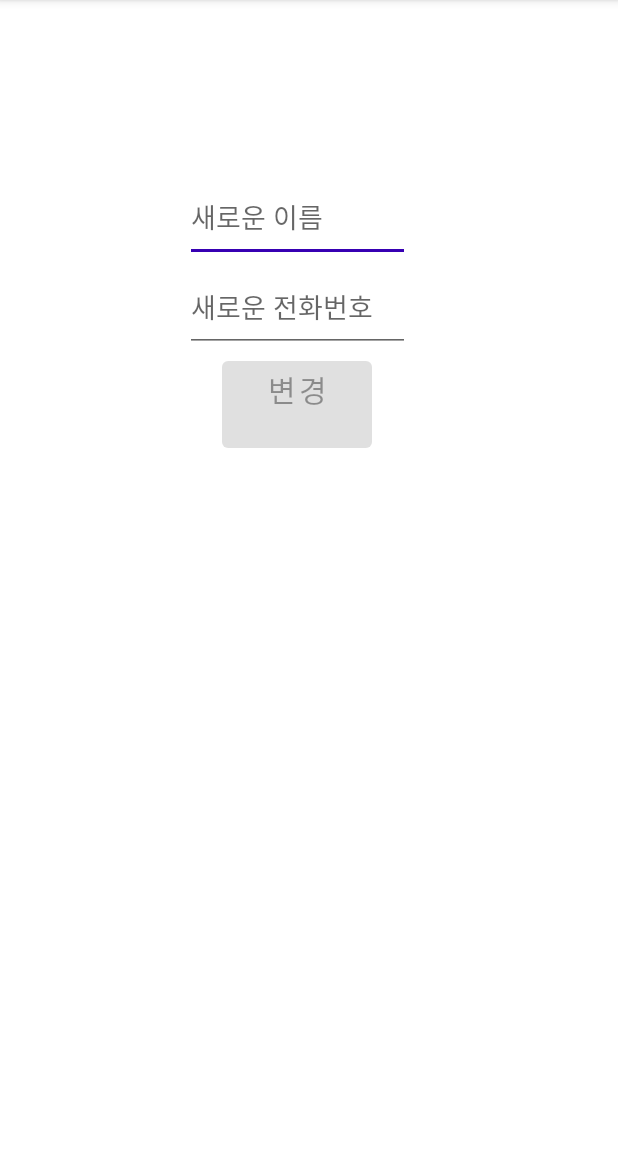
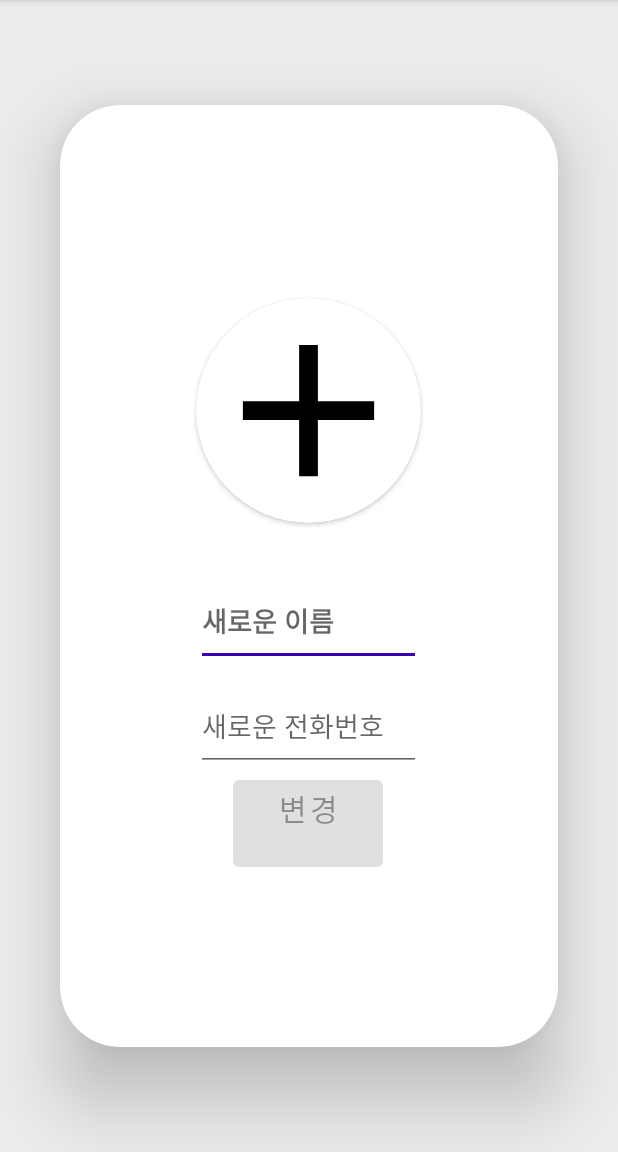
Before and after one commit to MadCamp-1stWeek/androidApp_ThreeBasicScreens, an Android app: the contactEdit screen opened directly, with no data from a screen before it, on a phone screen of 412 x 824 dp, the part 84-1236 px from its top. Run offline under Robolectric (Android 15) with nearby library versions, the phone set to English and light mode, and no system bars.

Commit message:
contact new functions and error corrections

```diff
--- a/app/src/main/java/com/heewoong/threebasicscreens/contactEdit.kt
+++ b/app/src/main/java/com/heewoong/threebasicscreens/contactEdit.kt
@@ -1,18 +1,29 @@
 package com.heewoong.threebasicscreens
 
+import android.app.Activity
+import android.content.BroadcastReceiver
+import android.content.Context
+import android.content.Intent
+import android.content.IntentFilter
 import android.net.Uri
 import android.os.Bundle
 import android.text.Editable
 import android.text.TextWatcher
 import android.util.Log
+import android.view.inputmethod.InputMethodManager
 import android.widget.Button
+import android.widget.ImageView
 import android.widget.TextView
 import android.widget.Toast
 import androidx.activity.viewModels
 import androidx.appcompat.app.AppCompatActivity
+import androidx.constraintlayout.widget.ConstraintLayout
 import com.heewoong.threebasicscreens.ui.contact.contactViewModel
+import com.heewoong.threebasicscreens.ui.photo.photoFragment
 
 class contactEdit : AppCompatActivity() {
+    private var imageUri: String? = null
+    private var fileInfo: String? = null
     override fun onCreate(savedInstanceState: Bundle?) {
         super.onCreate(savedInstanceState)
         setContentView(R.layout.activity_contact_edit)
@@ -27,6 +38,36 @@ class contactEdit : AppCompatActivity() {
         val newName = findViewById<TextView>(R.id.nameNew)
         val newTel = findViewById<TextView>(R.id.telNew)
         val editConfBtn = findViewById<Button>(R.id.editConfirm)
+        val imageBtn = findViewById<ImageView>(R.id.imageEdit)
+
+        fun hideKeyboard() {
+            val imm = getSystemService(Context.INPUT_METHOD_SERVICE) as InputMethodManager
+            imm.hideSoftInputFromWindow(currentFocus?.windowToken, 0)
+        }
+
+        val constraintLayout = findViewById<ConstraintLayout>(R.id.contact_Edit)
+        constraintLayout.setOnTouchListener { _, _ ->
+            hideKeyboard()
+            false // 터치 이벤트가 소비되지 않았음을 나타냄
+        }
+
+        class ImageReceiver : BroadcastReceiver() {
+            override fun onReceive(context: Context?, intent: Intent?) {
+                if (intent?.action == "imageSend") {
+                    imageUri = intent.getStringExtra("imageUri")
+                    fileInfo = intent.getStringExtra("fileInfo")
+//                    image = intent.getStringExtra("imageUri")
+                    // 여기서 이미지Uri를 사용하여 원하는 작업을 수행합니다.
+                    Log.d("ImageReceiver", "Received imageUri: $imageUri")
+                    imageBtn.setImageURI(Uri.parse(imageUri))
+//                    imageSet=intent.getStringExtra("Done")
+//                    Log.d("YESYES", "$imageSet")
+                }
+            }
+        }
+        val imageReceiver = ImageReceiver()
+        val intentFilter = IntentFilter("imageSend")
+        registerReceiver(imageReceiver, intentFilter)
 
         editConfBtn.isEnabled = false
 
@@ -56,11 +97,31 @@ class contactEdit : AppCompatActivity() {
             override fun afterTextChanged(p0: Editable?) {}
         })
 
+        imageBtn.setOnClickListener{
+            val contactFlag = true
+            val fragment = photoFragment(contactFlag)  // 호출할 프래그먼트의 인스턴스 생성
+            val fragmentManager = supportFragmentManager
+            val fragmentTransaction = fragmentManager.beginTransaction()
+            fragmentTransaction.replace(
+                R.id.fragment_container,
+                fragment
+            )  // 프래그먼트를 container에 추가 또는 교체
+            fragmentTransaction.addToBackStack(null)  // 백 스택에 추가하여 이전 상태로 돌아갈 수 있도록 함
+            fragmentTransaction.commit()  // 프래그먼트 트랜잭션을 커밋하여 적용
+        }
 
         editConfBtn.setOnClickListener {
-
-            contactViewModel.contactDelete(application, oldName,oldTel)
-            contactViewModel.contactAdd(application, name,tel)
+            val intent = Intent()
+            intent.putExtra("STATUS", "Edited")
+            setResult(Activity.RESULT_OK, intent)
+            if (imageUri != null) {
+                contactViewModel.contactDelete(application, oldName,oldTel)
+                contactViewModel.contactAdd(application, name, tel, Uri.parse(imageUri))}
+            else{
+                Toast.makeText(this, "이미지가 선택되지 않았습니다.", Toast.LENGTH_LONG).show()
+                contactViewModel.contactDelete(application, oldName,oldTel)
+                contactViewModel.contactAdd(application, name,tel)
+            }
             Toast.makeText(this, "수정 되었습니다.", Toast.LENGTH_LONG).show()
             finish()
         }
--- a/app/src/main/res/layout/activity_contact_add.xml
+++ b/app/src/main/res/layout/activity_contact_add.xml
@@ -5,7 +5,8 @@
     android:layout_width="match_parent"
     android:layout_height="match_parent"
     tools:context=".contactAdd"
-    android:background="@color/background_color">
+    android:background="@color/background_color"
+    android:id="@+id/contact_add">
 
     <androidx.constraintlayout.widget.ConstraintLayout
         android:layout_width="match_parent"
--- a/app/src/main/res/layout/activity_contact_edit.xml
+++ b/app/src/main/res/layout/activity_contact_edit.xml
@@ -4,26 +4,53 @@
     xmlns:tools="http://schemas.android.com/tools"
     android:layout_width="match_parent"
     android:layout_height="match_parent"
-    tools:context=".contactEdit">
+    tools:context=".contactEdit"
+    android:background="@color/background_color"
+    android:id="@+id/contact_Edit">
 
-    <LinearLayout
-        android:layout_width="wrap_content"
-        android:layout_height="wrap_content"
-        android:layout_marginStart="90dp"
-        android:layout_marginTop="130dp"
-        android:layout_marginEnd="106dp"
-        android:layout_marginBottom="479dp"
-        android:orientation="vertical"
-        app:layout_constraintBottom_toBottomOf="parent"
-        app:layout_constraintEnd_toEndOf="parent"
-        app:layout_constraintStart_toStartOf="parent"
-        app:layout_constraintTop_toTopOf="parent">
+    <androidx.constraintlayout.widget.ConstraintLayout
+        android:layout_width="match_parent"
+        android:layout_height="match_parent">
+        <androidx.cardview.widget.CardView
+
+            android:layout_width="match_parent"
+            android:layout_height="match_parent"
+            app:cardCornerRadius= "40dp"
+            android:layout_gravity="center"
+            android:clipToPadding="false"
+            android:layout_marginVertical="70dp"
+            android:layout_marginHorizontal="40dp"
+            app:cardBackgroundColor="@color/white"
+            app:cardElevation="30dp">
+        <LinearLayout
+            android:layout_width="wrap_content"
+            android:layout_height="wrap_content"
+            android:orientation="vertical"
+            android:layout_gravity="center">
+            <androidx.cardview.widget.CardView
+                android:layout_width="wrap_content"
+                android:layout_height="wrap_content"
+                app:cardCornerRadius="75dp"
+                android:layout_gravity="center_horizontal"
+                android:layout_margin="15dp">
+                <ImageView
+                    android:id="@+id/imageEdit"
+                    android:layout_width="150dp"
+                    android:layout_height="150dp"
+                    android:scaleType="centerCrop"
+                    android:src="@drawable/ic_baseline_add"
+                    />
+            </androidx.cardview.widget.CardView>
 
         <EditText
             android:id="@+id/nameNew"
             android:layout_width="150dp"
             android:layout_height="60dp"
-            android:hint="새로운 이름">
+            android:hint="새로운 이름"
+            android:layout_marginTop="20dp"
+            android:textStyle="bold"
+            android:textColor="@color/black"
+            android:layout_gravity="center">
 
         </EditText>
 
@@ -31,7 +58,10 @@
             android:id="@+id/telNew"
             android:layout_width="150dp"
             android:layout_height="60dp"
-            android:hint="새로운 전화번호">
+            android:hint="새로운 전화번호"
+            android:layout_marginTop="10dp"
+            android:layout_gravity="center"
+            android:textColor="@color/gray">
 
         </EditText>
 
@@ -45,6 +75,13 @@
             android:layout_gravity="center_horizontal"
             />
 
+
     </LinearLayout>
+        </androidx.cardview.widget.CardView>
+    </androidx.constraintlayout.widget.ConstraintLayout>
+<FrameLayout
+android:id="@+id/fragment_container"
+android:layout_width="match_parent"
+android:layout_height="match_parent" />
 
 </androidx.constraintlayout.widget.ConstraintLayout>
--- a/app/src/main/res/layout/fragment_contact.xml
+++ b/app/src/main/res/layout/fragment_contact.xml
@@ -6,7 +6,8 @@
     android:layout_width="match_parent"
     android:layout_height="match_parent"
     tools:context=".ui.contact.contactFragment"
-    android:layout_gravity="center_horizontal">
+    android:layout_gravity="center_horizontal"
+    android:id="@+id/contact_fragment">
 
     <TextView
         android:id="@+id/contact_title"
```
Also changed, not shown: app/src/main/AndroidManifest.xml (+5 -3 lines), app/src/main/java/com/heewoong/threebasicscreens/GalleryActivity.kt (+8 -1 lines), app/src/main/java/com/heewoong/threebasicscreens/contactAdd.kt (+26 -1 lines), app/src/main/java/com/heewoong/threebasicscreens/contactDescription.kt (+41 -2 lines), app/src/main/java/com/heewoong/threebasicscreens/ui/contact/contactFragment.kt (+32 -2 lines), app/src/main/java/com/heewoong/threebasicscreens/ui/contact/contactViewModel.kt (+5 -5 lines), app/src/main/java/com/heewoong/threebasicscreens/ui/photo/photoFragment.kt (+25 -0 lines), app/src/main/res/layout/activity_contact_description.xml (+26 -8 lines), app/src/main/res/drawable/bin.png (added), app/src/main/res/drawable/email.png (added), app/src/main/res/drawable/pencil.png (added), app/src/main/res/drawable/phone.png (added), app/src/main/res/drawable/save.png (deleted).
